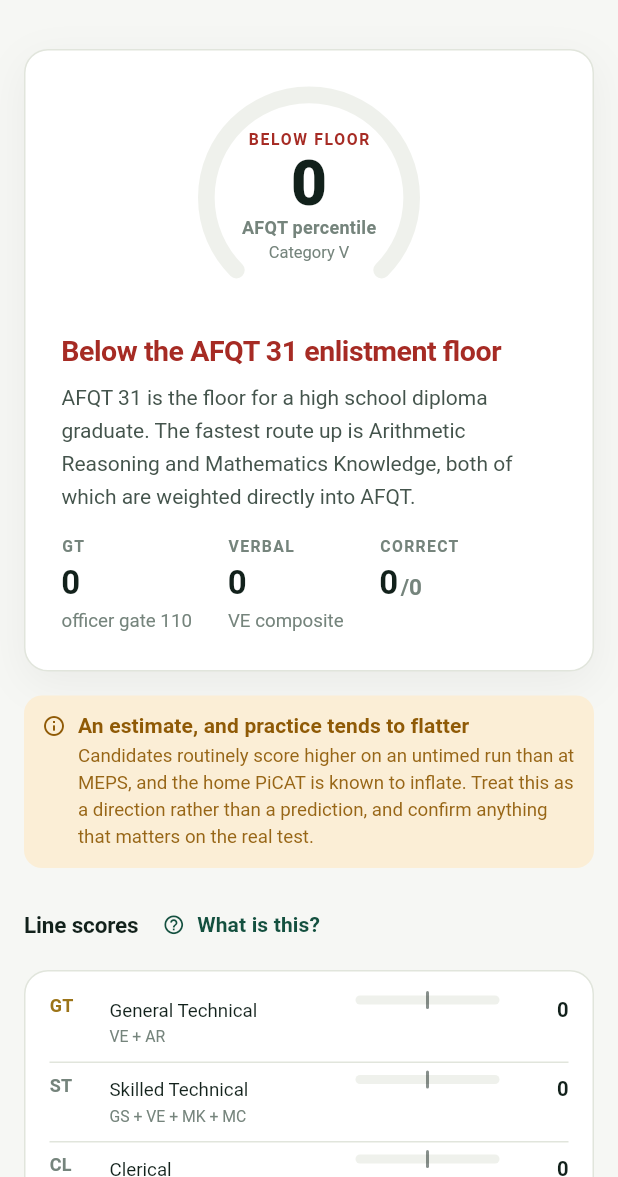
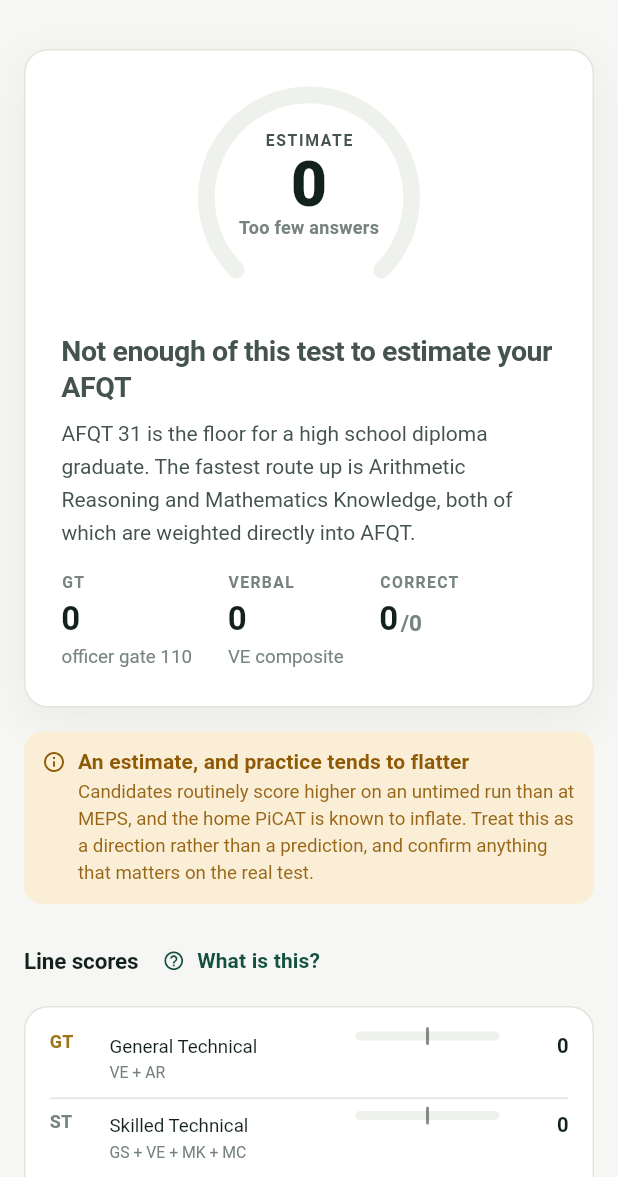
Before and after one commit to arm00pv/asvab-coach, a Flutter app: the ResultsScreen screen opened directly with empty values, on a phone screen of 412 x 824 dp, the part 59-1236 px from its top. Run offline on Flutter 3.47's test engine with Material 3 defaults, Android fonts, the light colour scheme and no system bars; our stand-ins replace shared_preferences; accounts and stored records are empty.

Commit message:
Stop telling a candidate they qualify on two answered items
A candidate sat a fifteen-item General Science set, answered two and left
thirteen blank. The report printed "QUALIFIES - You clear the Army
National Guard floor" and an AFQT percentile, with the "practice flatters"
caveat three cards below. The cause was two lines: a gauge fed
report.afqtPercentile and a badge fed report.meetsArmyFloor, with nothing
anywhere asking how much of the test had been answered.

The claim is now gated on evidence in one named function: every AFQT
subtest must have been sat and at least half the items answered, which is
conservative on purpose. Below that the gauge reads "Too few answers" with
no number and the headline says the test is too thin to estimate an AFQT.
A full attempt is unchanged.

NOT DONE YET: the guard test for the thin case. The screen change is
verified against truncation, layout and recruiter-sheet suites only, and
the test that pins this behaviour is the next thing to write.

```diff
--- a/lib/screens/results_screen.dart
+++ b/lib/screens/results_screen.dart
@@ -216,6 +216,33 @@
   }
 }
 
+/// Whether this attempt can support an AFQT percentile and a qualification
+/// claim at all.
+///
+/// The AFQT is composed from four subtests, so a percentile from one subtest
+/// is not a percentile - it is a guess wearing a number. A candidate took a
+/// fifteen-item General Science set, answered two and left thirteen blank,
+/// and this screen told them "QUALIFIES - You clear the Army National Guard
+/// floor". The rule below is deliberately conservative: every AFQT subtest
+/// must have been sat, and at least half of the items answered. Below that
+/// the screen says it cannot estimate rather than flattering the candidate.
+bool attemptSupportsAggregate(ScoreReport report) {
+  const afqtSubtests = <Subtest>{
+    Subtest.ar,
+    Subtest.mk,
+    Subtest.wk,
+    Subtest.pc,
+  };
+  final sat = report.subtestScores.keys.toSet();
+  if (!sat.containsAll(afqtSubtests)) return false;
+  var served = 0;
+  for (final score in report.subtestScores.values) {
+    served += score.total;
+  }
+  if (served == 0) return false;
+  return report.totalAnswered * 2 >= served;
+}
+
 class _Hero extends StatelessWidget {
   const _Hero({required this.report, required this.previous});
 
@@ -234,24 +261,33 @@
       child: LayoutBuilder(
         builder: (context, constraints) {
           final compact = constraints.maxWidth < 520;
+          final supported = attemptSupportsAggregate(report);
           final gauge = ReadinessGauge(
-            value: report.afqtPercentile,
+            value: supported ? report.afqtPercentile : 0,
             max: 99,
-            label: 'AFQT percentile',
-            sublabel: 'Category ${report.category}',
-            color: report.meetsArmyFloor ? c.primary : c.danger,
+            label: supported ? 'AFQT percentile' : 'Too few answers',
+            sublabel: supported ? 'Category ${report.category}' : '',
+            color: supported
+                ? (report.meetsArmyFloor ? c.primary : c.danger)
+                : c.textSecondary,
             size: compact ? 148 : 164,
-            bandLabel: report.meetsArmyFloor ? 'QUALIFIES' : 'BELOW FLOOR',
+            bandLabel: supported
+                ? (report.meetsArmyFloor ? 'QUALIFIES' : 'BELOW FLOOR')
+                : 'ESTIMATE',
           );
           final details = Column(
             crossAxisAlignment: CrossAxisAlignment.start,
             children: <Widget>[
               Text(
-                report.meetsArmyFloor
+                !supported
+                    ? 'Not enough of this test to estimate your AFQT'
+                    : report.meetsArmyFloor
                     ? 'You clear the Army National Guard floor'
                     : 'Below the AFQT 31 enlistment floor',
                 style: context.text.headlineSmall?.copyWith(
-                  color: report.meetsArmyFloor ? c.textPrimary : c.danger,
+                  color: !supported
+                      ? c.textSecondary
+                      : (report.meetsArmyFloor ? c.textPrimary : c.danger),
                 ),
               ),
               const SizedBox(height: Space.sm),
```
